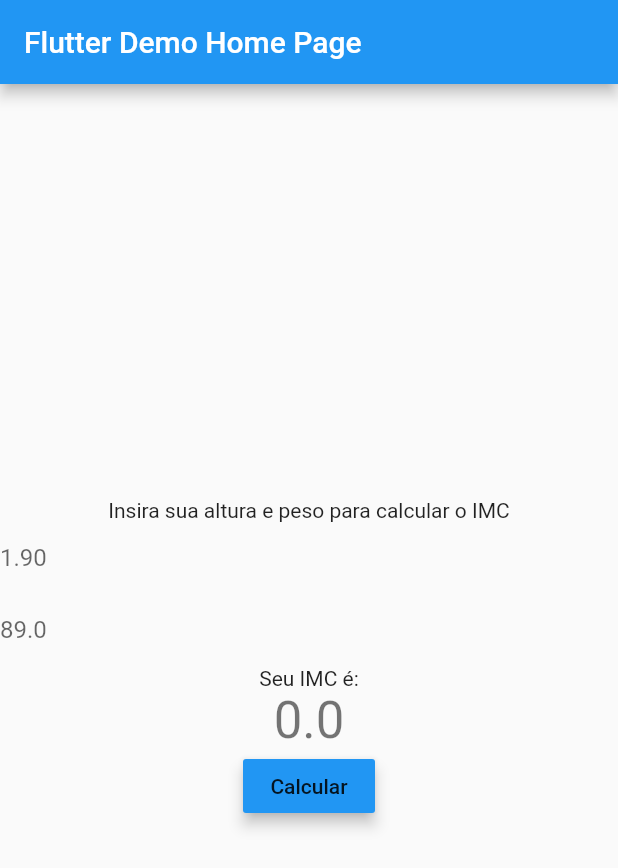
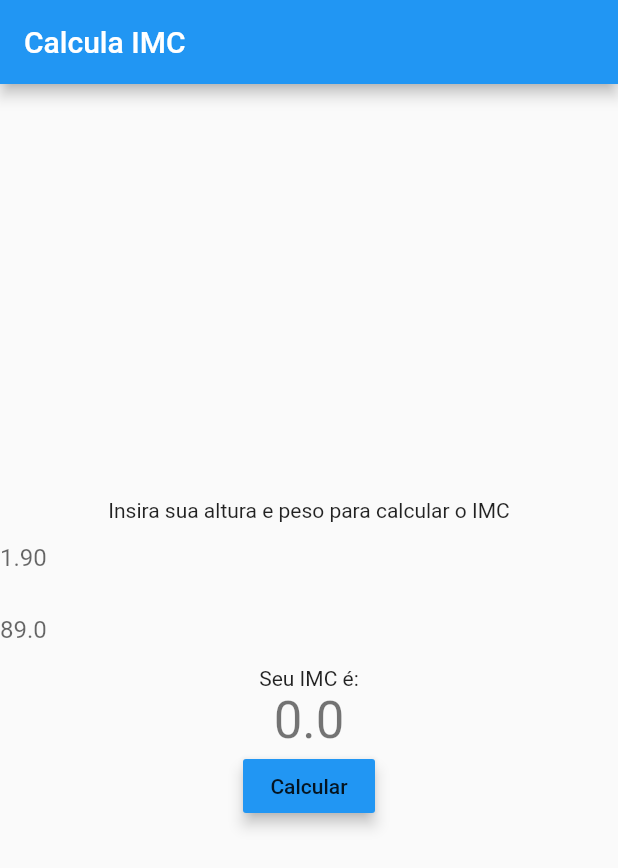
Before and after one commit to gomesGabriel/first_flutter_project, a Flutter app: the screen it shows after launch, on a phone screen of 412 x 824 dp. Shown: the top 868 px of the screen. Run offline on Flutter 3.47's test engine with Material 2 defaults, Android fonts, the phone set to English and light mode, and no system bars.

Commit message:
Update main.dart

```diff
--- a/lib/main.dart
+++ b/lib/main.dart
@@ -9,7 +9,7 @@ class MyApp extends StatelessWidget {
   @override
   Widget build(BuildContext context) {
     return MaterialApp(
-      title: 'Flutter Demo',
+      title: 'Calculadora de IMC',
       theme: ThemeData(
         // This is the theme of your application.
         //
@@ -26,7 +26,7 @@ class MyApp extends StatelessWidget {
         // closer together (more dense) than on mobile platforms.
         visualDensity: VisualDensity.adaptivePlatformDensity,
       ),
-      home: MyHomePage(title: 'Flutter Demo Home Page'),
+      home: MyHomePage(title: 'Calcula IMC'),
     );
   }
 }
@@ -51,8 +51,6 @@ class MyHomePage extends StatefulWidget {
 
 class _MyHomePageState extends State<MyHomePage> {
   double _imc = 0.0;
-  double alturaTxt = 0.0;
-  double pesoTxt = 0.0;
   final alturaController = new TextEditingController();
   final pesoController = new TextEditingController();
 
```
